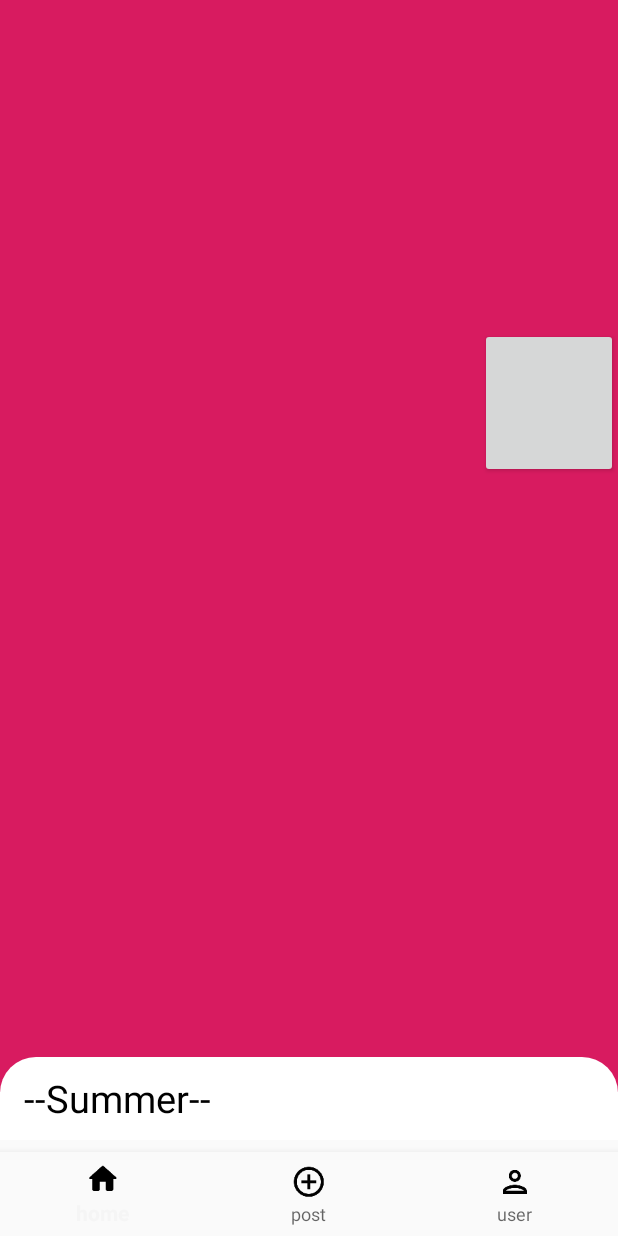
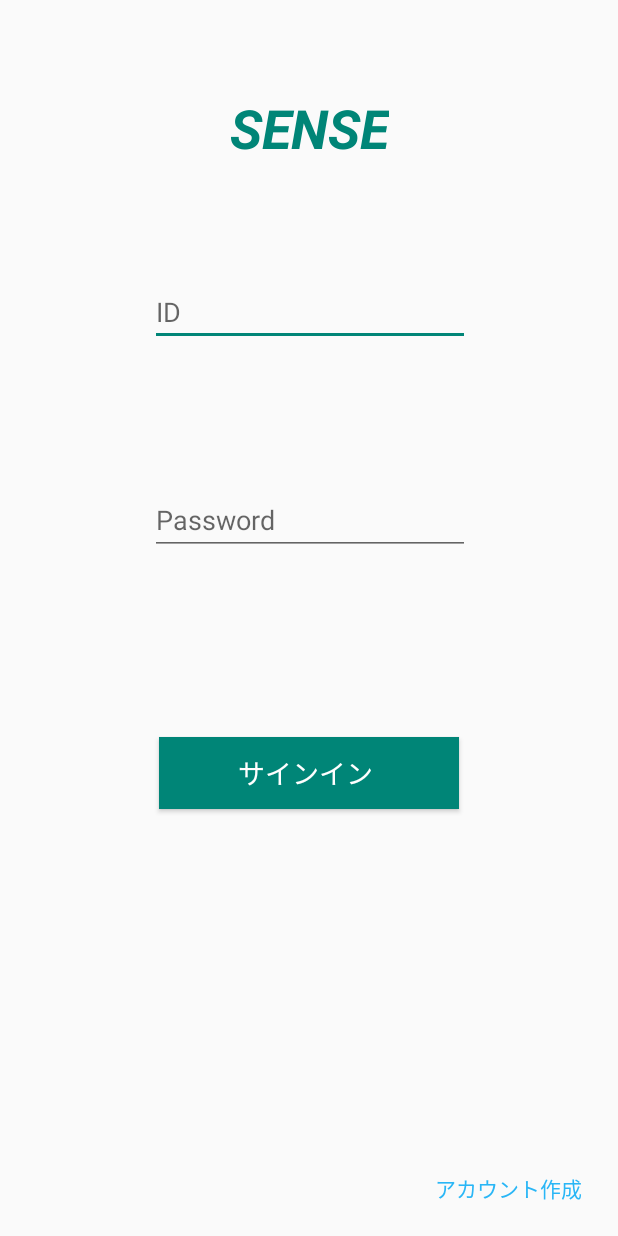
Before and after one commit to Naomath/Sense, an Android app: the screen it shows after launch (MainActivity before the commit, LoginActivity after it), on a phone screen of 412 x 824 dp. Run offline under Robolectric (Android 15) with nearby library versions, the phone set to English and light mode, and no system bars; libraries missing offline, so code that uses them is left out: com.varunest.sparkbutton; plain views replace SparkButton; 14 statements that could not run were skipped.

```diff
--- a/app/src/main/AndroidManifest.xml
+++ b/app/src/main/AndroidManifest.xml
@@ -5,6 +5,7 @@
 
     <uses-permission android:name="android.permission.CAMERA" />
     <uses-permission android:name="android.permission.WRITE_EXTERNAL_STORAGE" />
+    <uses-permission android:name="android.permission.INTERNET" />
 
     <uses-feature android:name="android.hardware.camera2.full" />
 
@@ -14,7 +15,8 @@
         android:label="@string/app_name"
         android:roundIcon="@mipmap/ic_launcher_round"
         android:supportsRtl="true"
-        android:theme="@style/NoActionBar">
+        android:theme="@style/NoActionBar"
+        tools:node="replace">
         <activity android:name=".MainActivity">
             <intent-filter>
                 <action android:name="android.intent.action.MAIN" />
--- a/app/src/main/java/com/sense/naoto/sense/MainActivity.java
+++ b/app/src/main/java/com/sense/naoto/sense/MainActivity.java
@@ -2,7 +2,6 @@ package com.sense.naoto.sense;
 
 import android.app.Activity;
 import android.content.Intent;
-import android.content.SharedPreferences;
 import android.support.annotation.NonNull;
 import android.support.design.widget.BottomNavigationView;
 import android.support.v4.app.Fragment;
@@ -13,7 +12,7 @@ import android.view.MenuItem;
 import com.sense.naoto.sense.activity_helper.MainActivityHelper;
 import com.sense.naoto.sense.constatnt.ActivityConstants;
 import com.sense.naoto.sense.fashion_swipe.FashionSwipeFragment;
-import com.sense.naoto.sense.processings.SharedPreferencesHelper;
+import com.sense.naoto.sense.processings.UserPreferencesHelper;
 import com.sense.naoto.sense.user_page.UserPageFragment;
 import com.sense.naoto.sense.view_helper.BottomNavigationViewHelper;
 
@@ -30,8 +29,9 @@ public class MainActivity extends AppCompatActivity {
         super.onCreate(savedInstanceState);
         setContentView(R.layout.activity_main);
 
-        if (SharedPreferencesHelper.isLogin(this)){
-
+        if (!UserPreferencesHelper.isLogin(this)){
+            //ログインしていない場合
+            MainActivityHelper.launchLoginActivity(mActivity);
         }
 
         setViews();
--- a/app/src/main/java/com/sense/naoto/sense/activity_helper/MainActivityHelper.java
+++ b/app/src/main/java/com/sense/naoto/sense/activity_helper/MainActivityHelper.java
@@ -4,6 +4,7 @@ import android.app.Activity;
 import android.content.Intent;
 
 import com.sense.naoto.sense.constatnt.ActivityConstants;
+import com.sense.naoto.sense.login.LoginActivity;
 import com.sense.naoto.sense.post_fashion.PostFashionActivity;
 import com.sense.naoto.sense.showing_my_fashion.ShowingMyFashionActivity;
 
@@ -21,4 +22,9 @@ public class MainActivityHelper {
         activity.startActivity(intent);
     }
 
+    public static void launchLoginActivity(Activity activity){
+        Intent intent = new Intent(activity, LoginActivity.class);
+        activity.startActivity(intent);
+    }
+
 }
--- a/app/src/main/java/com/sense/naoto/sense/classes/Fashion.java
+++ b/app/src/main/java/com/sense/naoto/sense/classes/Fashion.java
@@ -16,12 +16,12 @@ public class Fashion implements Parcelable {
 
     @Getter
     @Setter
-    private int imageCode;
+    private int fashionResId;
 
 
     @Getter
     @Setter
-    private String pathName;
+    private String externalPathName;
 
     @Getter
     @Setter
@@ -31,27 +31,39 @@ public class Fashion implements Parcelable {
     @Setter
     private String description;
 
+    @Getter
+    @Setter
+    private String makerName;
+
+    @Getter
+    @Setter
+    private String makerId;
+
+    @Getter
+    @Setter
+    private String makerImageCode;
+    //これはbase64
+
+
 
     public Fashion(){}
 
-    public Fashion(int imageCode, String title, String description){
-        this.imageCode = imageCode;
+    public Fashion(int fashionResId, String title, String description, String makerName, String makerImageCode){
+        this.fashionResId = fashionResId;
         this.title = title;
         this.description = description;
-    }
-
-    public Fashion(String pathName, String title, String description){
-        this.pathName = pathName;
-        this.title = title;
-        this.description = description;
+        this.makerName = makerName;
+        this.makerImageCode = makerImageCode;
     }
 
     //ここからParcelableの継承したメソッド
 
     protected Fashion(Parcel in) {
-        imageCode = in.readInt();
+        fashionResId = in.readInt();
         title = in.readString();
         description = in.readString();
+        makerName = in.readString();
+        makerImageCode = in.readString();
     }
 
 
@@ -74,9 +86,11 @@ public class Fashion implements Parcelable {
 
     @Override
     public void writeToParcel(Parcel parcel, int i) {
-        parcel.writeInt(imageCode);
+        parcel.writeInt(fashionResId);
         parcel.writeString(title);
         parcel.writeString(description);
+        parcel.writeString(makerName);
+        parcel.writeString(makerImageCode);
     }
 
 }
--- a/app/src/main/java/com/sense/naoto/sense/fashion_swipe/FashionFragment.java
+++ b/app/src/main/java/com/sense/naoto/sense/fashion_swipe/FashionFragment.java
@@ -1,5 +1,6 @@
 package com.sense.naoto.sense.fashion_swipe;
 
+import android.graphics.Bitmap;
 import android.os.Bundle;
 import android.support.annotation.NonNull;
 import android.support.design.widget.BottomSheetBehavior;
@@ -8,9 +9,11 @@ import android.view.LayoutInflater;
 import android.view.View;
 import android.view.ViewGroup;
 import android.widget.ImageView;
+import android.widget.TextView;
 
 import com.sense.naoto.sense.R;
 import com.sense.naoto.sense.classes.Fashion;
+import com.sense.naoto.sense.processings.ImageHelper;
 import com.varunest.sparkbutton.SparkButton;
 import com.varunest.sparkbutton.SparkEventListener;
 
@@ -62,7 +65,7 @@ public class FashionFragment extends Fragment {
 
     public void setViews(){
         ImageView fashionImage = mView.findViewById(R.id.fashionImageView);
-        fashionImage.setImageResource(mFashion.getImageCode());
+        fashionImage.setImageResource(mFashion.getFashionResId());
 
         SparkButton favButton = mView.findViewById(R.id.fav_button);
         favButton.setEventListener(new SparkEventListener(){
@@ -98,7 +101,20 @@ public class FashionFragment extends Fragment {
             }
         });
 
-        //TODO textVIewに適切なテキストを書き込む
+        TextView txvTitle = mView.findViewById(R.id.layout_description).findViewById(R.id.title_textView);
+        txvTitle.setText(mFashion.getTitle());
+
+        TextView txvDescription = mView.findViewById(R.id.layout_description).findViewById(R.id.ordinary_description_textView);
+        txvDescription.setText(mFashion.getDescription());
+
+        TextView txvMakerName = mView.findViewById(R.id.layout_description).findViewById(R.id.maker_textView);
+        txvMakerName.setText(mFashion.getMakerName());
+
+        ImageView imvIcon = mView.findViewById(R.id.layout_description).findViewById(R.id.user_image);
+        Bitmap bmpIcon = ImageHelper.fromBase64ToBitmap(mFashion.getMakerImageCode());
+        imvIcon.setImageBitmap(bmpIcon);
+
+        //todo:hashtagの部分の処理をかく
     }
 
 
--- a/app/src/main/java/com/sense/naoto/sense/fashion_swipe/FashionSwipeFragment.java
+++ b/app/src/main/java/com/sense/naoto/sense/fashion_swipe/FashionSwipeFragment.java
@@ -1,5 +1,6 @@
 package com.sense.naoto.sense.fashion_swipe;
 
+import android.graphics.Bitmap;
 import android.os.Bundle;
 import android.support.v4.app.Fragment;
 import android.support.v4.app.FragmentPagerAdapter;
@@ -11,6 +12,7 @@ import android.view.ViewGroup;
 
 import com.sense.naoto.sense.R;
 import com.sense.naoto.sense.classes.Fashion;
+import com.sense.naoto.sense.processings.ImageHelper;
 import com.sense.naoto.sense.showing_my_fashion.ShowingMyFashionActivity;
 
 import java.util.ArrayList;
@@ -67,20 +69,27 @@ public class FashionSwipeFragment extends Fragment {
 
         List<Fashion> fashionList = new ArrayList<>();
 
+        String makerName = "ナオト";
+        Bitmap bmpIcon = ImageHelper.fromResourceIdToBitmap(getActivity(),R.drawable.default_icon);
+        String iconCode = ImageHelper.fromBitmapToBase64(bmpIcon);
+
         switch (request) {
             case REQUEST_FOLLOWING:
                 //TODO 検索したデータから取得する
-                fashionList.add(new Fashion(R.drawable.fashion1, "量産型コーデ1", "これさえきれば大丈夫!!"));
-                fashionList.add(new Fashion(R.drawable.fashion2, "量産型コーデ2", "お祭りにも使えるかも!?"));
-                fashionList.add(new Fashion(R.drawable.fashion3, "量産型コーデ3", "海もこれでOK!!"));
+
+                fashionList.add(new Fashion(R.drawable.fashion1, "量産型コーデ1", "これさえきれば大丈夫!!",makerName, iconCode));
+                fashionList.add(new Fashion(R.drawable.fashion2, "量産型コーデ2", "お祭りにも使えるかも!?",makerName, iconCode));
+                fashionList.add(new Fashion(R.drawable.fashion3, "量産型コーデ3", "海もこれでOK!!",makerName, iconCode));
+
                 break;
             case REQUEST_MINE:
                 //TODO 保存したデータから取得する
                 String title = "a";
                 String description = "b";
+
                 for (int i = 1; i <= 10; i++) {
-                    fashionList.add(new Fashion(R.drawable.fashion1, title, description));
-                    fashionList.add(new Fashion(R.drawable.fashion2, title, description));
+                    fashionList.add(new Fashion(R.drawable.fashion1, title, description,makerName, iconCode));
+                    fashionList.add(new Fashion(R.drawable.fashion2, title, description,makerName, iconCode));
                 }
                 ShowingMyFashionActivity activity = (ShowingMyFashionActivity) getActivity();
                 currentNumber = activity.startingNumber;
--- a/app/src/main/java/com/sense/naoto/sense/post_fashion/SetUpFashionFragment.java
+++ b/app/src/main/java/com/sense/naoto/sense/post_fashion/SetUpFashionFragment.java
@@ -51,12 +51,15 @@ public class SetUpFashionFragment extends Fragment {
     @Override
     public void onCreate(Bundle savedInstanceState) {
         super.onCreate(savedInstanceState);
+        /*
         if (getArguments() != null) {
             mBitmap = (Bitmap) getArguments().get(FragmentConstants.BITMAP_ARG_CODE);
             mPathName = getArguments().getString(FragmentConstants.FILE_PATH_CODE);
         }
+        */
         if (getActivity() instanceof SetUpFashionFmListener)
             mListener = (SetUpFashionFmListener) getActivity();
+
     }
 
     @Override
@@ -208,8 +211,8 @@ public class SetUpFashionFragment extends Fragment {
         fashion.setPathName(mPathName);
         realm.commitTransaction();
         */
-        //TODO:Realmの仕様の検討
         PostFashionActivityHelper.launchMainActivity(getActivity());
+        //todo uploadの処理
     }
 
 
--- a/app/src/main/java/com/sense/naoto/sense/processings/SharedPreferencesHelper.java
+++ b/app/src/main/java/com/sense/naoto/sense/processings/UserPreferencesHelper.java
@@ -6,7 +6,7 @@ import android.content.SharedPreferences;
 import com.sense.naoto.sense.classes.User;
 
 
-public class SharedPreferencesHelper {
+public class UserPreferencesHelper {
     /*
     ここで保存するのは
     アカウント名
--- a/app/src/main/res/layout/activity_sign_up.xml
+++ b/app/src/main/res/layout/activity_sign_up.xml
@@ -29,7 +29,7 @@
         android:layout_marginTop="76dp"
         android:ems="10"
         android:inputType="textPersonName"
-        android:hint="ID"
+        android:hint="ユーザーネーム"
         app:layout_constraintEnd_toEndOf="parent"
         app:layout_constraintHorizontal_bias="0.502"
         app:layout_constraintStart_toStartOf="parent"
--- a/app/src/main/res/layout/fragment_fashion.xml
+++ b/app/src/main/res/layout/fragment_fashion.xml
@@ -47,7 +47,7 @@
         app:sparkbutton_primaryColor="@color/colorAccent" />
 
     <android.support.design.widget.CoordinatorLayout
-        android:id="@+id/coordinatorLayout"
+        android:id="@+id/layout_description"
         android:layout_width="0dp"
         android:layout_height="300dp"
         app:layout_constraintBottom_toBottomOf="parent"
--- a/build.gradle
+++ b/build.gradle
@@ -8,8 +8,8 @@ buildscript {
     }
     dependencies {
         classpath 'com.android.tools.build:gradle:3.2.1'
-        classpath "io.realm:realm-gradle-plugin:5.14.0"
 
+        classpath 'com.google.gms:google-services:4.2.0'
         // NOTE: Do not place your application dependencies here; they belong
         // in the individual module build.gradle files
     }
--- a/gradle.properties
+++ b/gradle.properties
@@ -7,6 +7,8 @@
 # Specifies the JVM arguments used for the daemon process.
 # The setting is particularly useful for tweaking memory settings.
 org.gradle.jvmargs=-Xmx1536m
+#android.useAndroidX=true
+#android.enableJetifier=true
 # When configured, Gradle will run in incubating parallel mode.
 # This option should only be used with decoupled projects. More details, visit
 # http://www.gradle.org/docs/current/userguide/multi_project_builds.html#sec:decoupled_projects
```
Also changed, not shown: app/build.gradle (+12 -6 lines), app/src/main/java/com/sense/naoto/sense/post_fashion/PostFashionActivity.java (+11 -3 lines), app/src/main/java/com/sense/naoto/sense/processings/FireBaseHelper.java (added, +18 -0 lines), app/src/main/java/com/sense/naoto/sense/sign_up/SignUpActivity.java (+5 -6 lines), app/src/main/java/com/sense/naoto/sense/user_page/UserPageFragment.java (+6 -11 lines), app/src/main/res/drawable/icon.png (renamed from app/src/main/res/playstore/icon.png), 1 other file.
